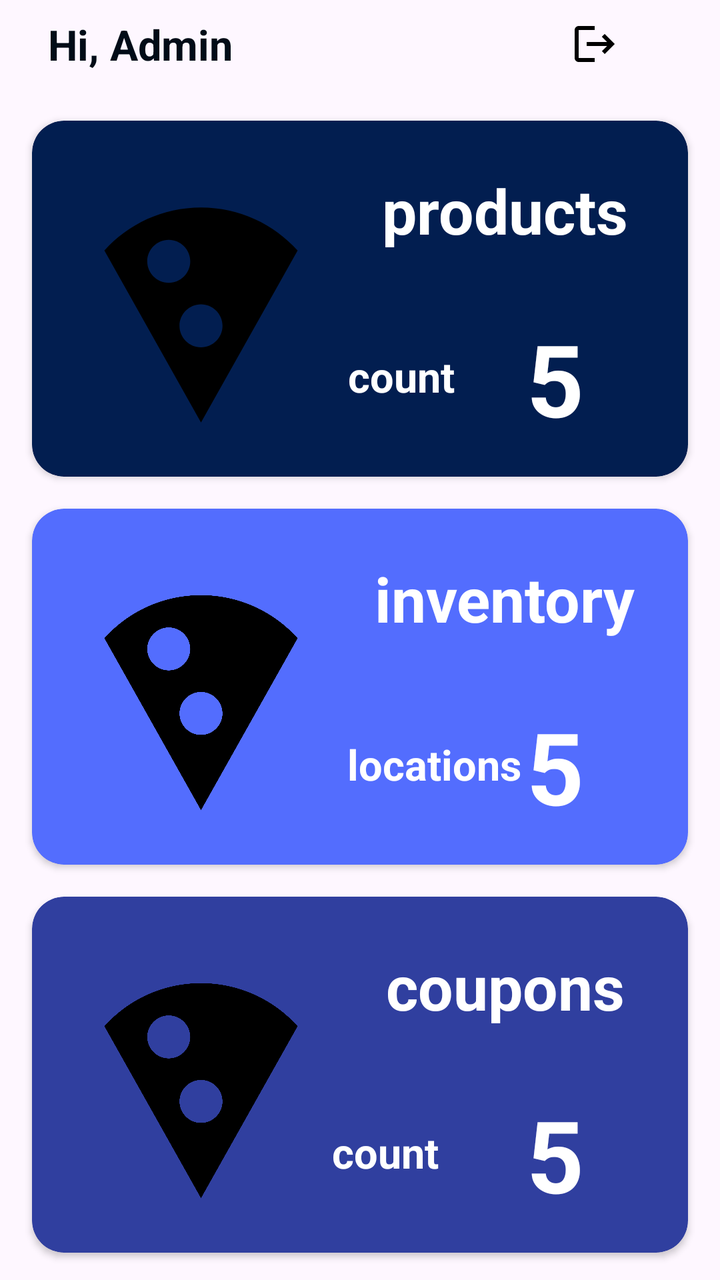
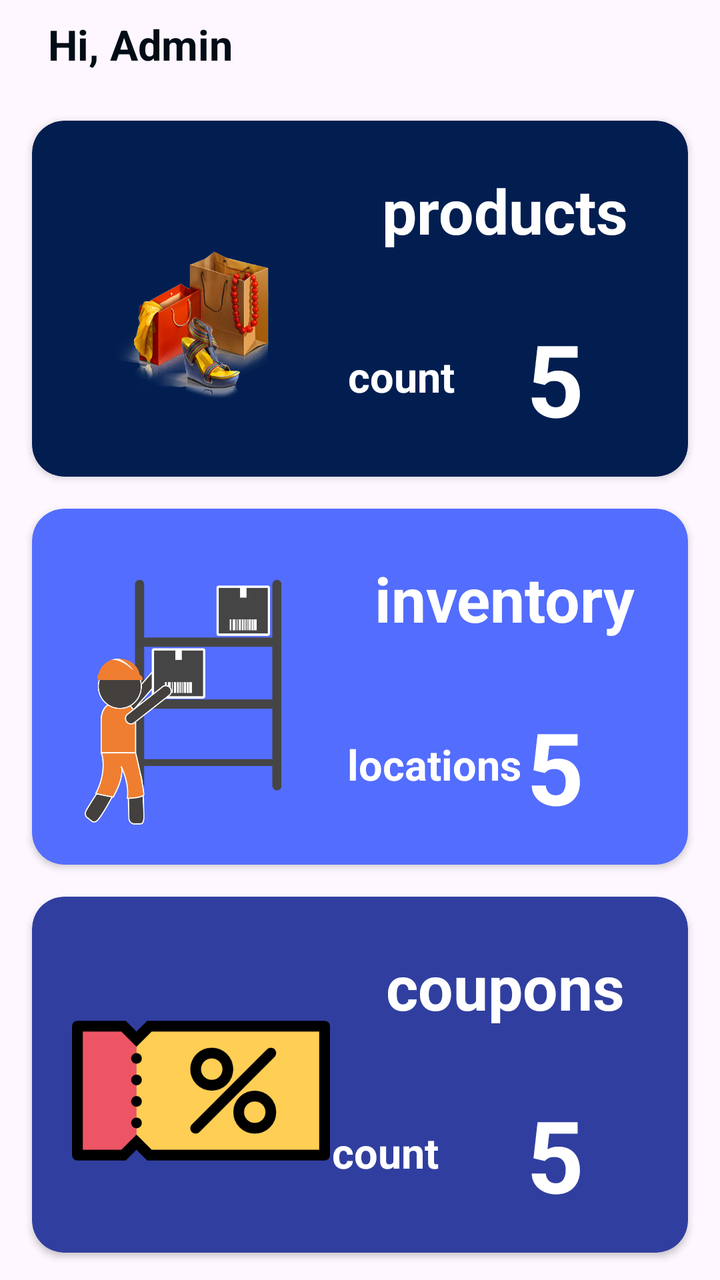

Screens rendered from an Android XML layout before and after an edit, with the pre-edit source and the edit as a unified diff.
<!-- AndroidManifest.xml: application theme Theme.EcommerceAdmin -->
<!-- res/layout/fragment_home.xml -->
<?xml version="1.0" encoding="utf-8"?>
<layout xmlns:android="http://schemas.android.com/apk/res/android"
    xmlns:tools="http://schemas.android.com/tools"
    xmlns:app="http://schemas.android.com/apk/res-auto">

    <data>

    </data>

    <androidx.constraintlayout.widget.ConstraintLayout
        android:layout_width="match_parent"
        android:layout_height="match_parent"
        tools:context=".ui.home.view.HomeFragment">
        <ImageButton
            android:id="@+id/logout"
            android:layout_width="wrap_content"
            android:layout_height="wrap_content"
            android:padding="10dp"
            android:src="@drawable/baseline_logout_24"
            android:background="@android:color/transparent"
            app:layout_constraintEnd_toEndOf="parent"
            app:layout_constraintHorizontal_bias="0.787"
            app:layout_constraintStart_toEndOf="@+id/hello_text"
            app:layout_constraintTop_toTopOf="@+id/hello_text"
            />


        <TextView
            android:id="@+id/hello_text"
            android:layout_width="wrap_content"
            android:layout_height="wrap_content"
            android:layout_marginStart="16dp"
            android:padding="8dp"
            android:text="Hi, Admin"
            android:textColor="@color/dark_blue"
            android:textSize="21sp"
            android:textStyle="bold"
            app:layout_constraintStart_toStartOf="parent"
            app:layout_constraintTop_toTopOf="parent" />
        <androidx.cardview.widget.CardView
            android:id="@+id/product_card"
            android:layout_width="match_parent"
            android:layout_height="wrap_content"
            android:layout_margin="16dp"
            android:backgroundTint="@color/blue"
            android:elevation="16dp"
            android:padding="4dp"
            app:layout_constraintEnd_toEndOf="parent"
            app:layout_constraintStart_toStartOf="parent"
            app:layout_constraintTop_toBottomOf="@+id/hello_text"
            app:cardCornerRadius="16dp">

            <androidx.constraintlayout.widget.ConstraintLayout
                android:layout_width="match_parent"
                android:layout_height="match_parent"
                android:padding="4dp">

                <TextView
                    android:id="@+id/product_title_home"
                    android:layout_width="wrap_content"
                    android:layout_height="wrap_content"
                    android:layout_marginTop="20dp"
                    android:text="products"
                    android:textColor="@color/white"
                    android:textSize="31sp"
                    android:textStyle="bold"
                    app:layout_constraintEnd_toEndOf="parent"
                    app:layout_constraintStart_toEndOf="@id/image_product"
                    app:layout_constraintTop_toTopOf="parent" />


                <TextView
                    android:id="@+id/count_text_home"
                    android:layout_width="wrap_content"
                    android:layout_height="wrap_content"
                    android:layout_marginEnd="24dp"
                    android:layout_marginBottom="32dp"
                    android:text="count"
                    android:textColor="@color/white"
                    android:textSize="21sp"
                    android:textStyle="bold"
                    app:layout_constraintBottom_toBottomOf="parent"
                    app:layout_constraintEnd_toStartOf="@+id/count_value" />

                <TextView
                    android:id="@+id/count_value"
                    android:layout_width="wrap_content"
                    android:layout_height="wrap_content"
                    android:layout_marginEnd="36dp"
                    android:padding="12dp"
                    android:text="5"
                    android:textColor="@color/white"
                    android:textSize="50sp"
                    android:textStyle="bold"
                    app:layout_constraintBottom_toBottomOf="parent"
                    app:layout_constraintEnd_toEndOf="parent" />

                <ImageView
                    android:id="@+id/image_product"
                    android:layout_width="129dp"
                    android:layout_height="154dp"
                    android:layout_margin="16dp"
                    android:contentDescription="products"
                    android:src="@drawable/baseline_local_pizza_24"
                    app:layout_constraintTop_toTopOf="parent"
                    app:layout_constraintStart_toStartOf="parent"
                    app:layout_constraintTop_toBottomOf="parent" />


            </androidx.constraintlayout.widget.ConstraintLayout>
        </androidx.cardview.widget.CardView>

        <ProgressBar
            android:id="@+id/progressBar"
            android:layout_width="wrap_content"
            android:layout_height="wrap_content"
            android:layout_gravity="center"
            app:layout_constraintTop_toTopOf="parent"
            app:layout_constraintBottom_toBottomOf="parent"
            app:layout_constraintStart_toStartOf="parent"
            app:layout_constraintEnd_toEndOf="parent"
            />


        <androidx.cardview.widget.CardView
            android:id="@+id/card_coupons"
            android:layout_width="match_parent"
            android:layout_height="wrap_content"
            android:layout_margin="16dp"
            android:backgroundTint="@color/blue2"
            android:elevation="16dp"
            android:padding="8dp"
            app:layout_constraintEnd_toEndOf="parent"
            app:layout_constraintStart_toStartOf="parent"
            app:layout_constraintTop_toBottomOf="@id/card_inventory"
            app:cardCornerRadius="16dp">

            <androidx.constraintlayout.widget.ConstraintLayout
                android:layout_width="match_parent"
                android:layout_height="match_parent"
                android:padding="4dp">

                <TextView
                    android:id="@+id/coupons_title_home"
                    android:layout_width="wrap_content"
                    android:layout_height="wrap_content"
                    android:layout_marginTop="20dp"
                    android:text="coupons"
                    android:textColor="@color/white"
                    android:textSize="31sp"
                    android:textStyle="bold"
                    app:layout_constraintEnd_toEndOf="parent"
                    app:layout_constraintStart_toEndOf="@id/image_coupons"
                    app:layout_constraintTop_toTopOf="parent" />


                <TextView
                    android:id="@+id/count_coupons_text_home"
                    android:layout_width="wrap_content"
                    android:layout_height="wrap_content"
                    android:layout_marginEnd="32dp"
                    android:layout_marginBottom="32dp"
                    android:text="count"
                    android:textColor="@color/white"
                    android:textSize="21sp"
                    android:textStyle="bold"
                    app:layout_constraintBottom_toBottomOf="parent"
                    app:layout_constraintEnd_toStartOf="@+id/count_coupons_value" />

                <TextView
                    android:id="@+id/count_coupons_value"
                    android:layout_width="wrap_content"
                    android:layout_height="wrap_content"
                    android:layout_marginEnd="36dp"
                    android:padding="12dp"
                    android:text="5"
                    android:textColor="@color/white"
                    android:textSize="50sp"
                    android:textStyle="bold"
                    app:layout_constraintBottom_toBottomOf="parent"
                    app:layout_constraintEnd_toEndOf="parent" />

                <ImageView
                    android:id="@+id/image_coupons"
                    android:layout_width="129dp"
                    android:layout_height="154dp"
                    android:layout_margin="16dp"
                    android:contentDescription="products"
                    android:src="@drawable/baseline_local_pizza_24"
                    app:layout_constraintTop_toTopOf="parent"
                    app:layout_constraintStart_toStartOf="parent"
                    app:layout_constraintTop_toBottomOf="parent" />



            </androidx.constraintlayout.widget.ConstraintLayout>
        </androidx.cardview.widget.CardView>



        <androidx.cardview.widget.CardView
            android:id="@+id/card_inventory"
            android:layout_width="match_parent"
            android:layout_height="wrap_content"
            android:layout_margin="16dp"
            android:backgroundTint="@color/light_blue"
            android:elevation="16dp"
            android:padding="8dp"
            app:layout_constraintEnd_toEndOf="parent"
            app:layout_constraintStart_toStartOf="parent"
            app:layout_constraintTop_toBottomOf="@id/product_card"
            app:cardCornerRadius="16dp">

            <androidx.constraintlayout.widget.ConstraintLayout
                android:layout_width="match_parent"
                android:layout_height="match_parent"
                android:padding="4dp">

                <TextView
                    android:id="@+id/inventory_title"
                    android:layout_width="wrap_content"
                    android:layout_height="wrap_content"
                    android:layout_marginTop="20dp"
                    android:text="inventory"
                    android:textColor="@color/white"
                    android:textSize="31sp"
                    android:textStyle="bold"
                    app:layout_constraintEnd_toEndOf="parent"
                    app:layout_constraintStart_toEndOf="@id/image_inventory"
                    app:layout_constraintTop_toTopOf="parent" />


                <TextView
                    android:id="@+id/count_inventory_text_home"
                    android:layout_width="wrap_content"
                    android:layout_height="wrap_content"
                    android:layout_marginStart="50dp"
                    android:layout_marginEnd="32dp"
                    android:layout_marginBottom="32dp"
                    android:text="locations"
                    android:textColor="@color/white"
                    android:textSize="21sp"
                    android:textStyle="bold"
                    app:layout_constraintBottom_toBottomOf="parent"
                    app:layout_constraintEnd_toStartOf="@+id/count_inventory_value"
                    app:layout_constraintStart_toEndOf="@+id/image_inventory" />

                <TextView
                    android:id="@+id/count_inventory_value"
                    android:layout_width="wrap_content"
                    android:layout_height="wrap_content"
                    android:layout_marginEnd="36dp"
                    android:padding="12dp"
                    android:text="5"
                    android:textColor="@color/white"
                    android:textSize="50sp"
                    android:textStyle="bold"
                    app:layout_constraintBottom_toBottomOf="parent"
                    app:layout_constraintEnd_toEndOf="parent" />

                <ImageView
                    android:id="@+id/image_inventory"
                    android:layout_width="129dp"
                    android:layout_height="154dp"
                    android:layout_margin="16dp"
                    android:contentDescription="products"
                    android:src="@drawable/baseline_local_pizza_24"
                    app:layout_constraintStart_toStartOf="parent"
                    app:layout_constraintTop_toBottomOf="parent"
                    app:layout_constraintTop_toTopOf="parent" />


            </androidx.constraintlayout.widget.ConstraintLayout>
        </androidx.cardview.widget.CardView>

    </androidx.constraintlayout.widget.ConstraintLayout>
</layout>
<!-- resources referenced by this layout -->
<resources>
  <color name="blue">#021E50</color>
  <color name="blue2">#303F9F</color>
  <color name="dark_blue">#010C17</color>
  <color name="light_blue">#536DFE</color>
  <color name="white">#FFFFFFFF</color>
  <!-- drawable baseline_local_pizza_24 (drawable) -->
  <vector xmlns:android="http://schemas.android.com/apk/res/android" android:height="24dp" android:tint="#000000" android:viewportHeight="24" android:viewportWidth="24" android:width="24dp">
        
      <path android:fillColor="@android:color/white" android:pathData="M12,2C8.43,2 5.23,3.54 3.01,6L12,22l8.99,-16C18.78,3.55 15.57,2 12,2zM7,7c0,-1.1 0.9,-2 2,-2s2,0.9 2,2 -0.9,2 -2,2 -2,-0.9 -2,-2zM12,15c-1.1,0 -2,-0.9 -2,-2s0.9,-2 2,-2 2,0.9 2,2 -0.9,2 -2,2z"/>
      
  </vector>
  <!-- drawable baseline_logout_24 (drawable) -->
  <vector xmlns:android="http://schemas.android.com/apk/res/android" android:autoMirrored="true" android:height="24dp" android:tint="#000000" android:viewportHeight="24" android:viewportWidth="24" android:width="24dp">
        
      <path android:fillColor="@android:color/white" android:pathData="M17,7l-1.41,1.41L18.17,11H8v2h10.17l-2.58,2.58L17,17l5,-5zM4,5h8V3H4c-1.1,0 -2,0.9 -2,2v14c0,1.1 0.9,2 2,2h8v-2H4V5z"/>
      
  </vector>
  <style name="Theme.EcommerceAdmin" parent="Base.Theme.EcommerceAdmin" />
  <style name="Base.Theme.EcommerceAdmin" parent="Theme.Material3.DayNight.NoActionBar">
          
          
  
  
          <item name="colorPrimary">@color/blue</item>
          <item name="colorSecondary">@color/light_blue</item>
  
          <item name="colorOnPrimaryContainer">@color/amper</item>
          <item name="colorOnSecondaryContainer">@color/blue</item>
          <item name="colorPrimaryVariant">@color/light_blue</item>
          <item name="colorOnPrimary">@color/black</item>
          <item name="colorSecondaryVariant">@color/blue2</item>
          <item name="colorOnSecondary">@color/light_blue</item>
          <item name="android:statusBarColor">@color/dark_blue</item>
      </style>
  <color name="amper">#FEB054</color>
  <color name="black">#FF000000</color>
</resources>

<!-- the commit's change to res/layout/fragment_home.xml (unified diff, before → after) -->
@@ -11,18 +11,6 @@
         android:layout_width="match_parent"
         android:layout_height="match_parent"
         tools:context=".ui.home.view.HomeFragment">
-        <ImageButton
-            android:id="@+id/logout"
-            android:layout_width="wrap_content"
-            android:layout_height="wrap_content"
-            android:padding="10dp"
-            android:src="@drawable/baseline_logout_24"
-            android:background="@android:color/transparent"
-            app:layout_constraintEnd_toEndOf="parent"
-            app:layout_constraintHorizontal_bias="0.787"
-            app:layout_constraintStart_toEndOf="@+id/hello_text"
-            app:layout_constraintTop_toTopOf="@+id/hello_text"
-            />
 
 
         <TextView
@@ -101,10 +89,10 @@
                     android:layout_height="154dp"
                     android:layout_margin="16dp"
                     android:contentDescription="products"
-                    android:src="@drawable/baseline_local_pizza_24"
-                    app:layout_constraintTop_toTopOf="parent"
+                    android:src="@drawable/products"
                     app:layout_constraintStart_toStartOf="parent"
-                    app:layout_constraintTop_toBottomOf="parent" />
+                    app:layout_constraintTop_toBottomOf="parent"
+                    app:layout_constraintTop_toTopOf="parent" />
 
 
             </androidx.constraintlayout.widget.ConstraintLayout>
@@ -186,10 +174,10 @@
                     android:layout_height="154dp"
                     android:layout_margin="16dp"
                     android:contentDescription="products"
-                    android:src="@drawable/baseline_local_pizza_24"
-                    app:layout_constraintTop_toTopOf="parent"
+                    android:src="@drawable/disco"
                     app:layout_constraintStart_toStartOf="parent"
-                    app:layout_constraintTop_toBottomOf="parent" />
+                    app:layout_constraintTop_toBottomOf="parent"
+                    app:layout_constraintTop_toTopOf="parent" />
 
 
 
@@ -264,7 +252,7 @@
                     android:layout_height="154dp"
                     android:layout_margin="16dp"
                     android:contentDescription="products"
-                    android:src="@drawable/baseline_local_pizza_24"
+                    android:src="@drawable/inventory"
                     app:layout_constraintStart_toStartOf="parent"
                     app:layout_constraintTop_toBottomOf="parent"
                     app:layout_constraintTop_toTopOf="parent" />
<!-- resource entries referenced after the edit -->
@@ -5,18 +5,9 @@
   <color name="dark_blue">#010C17</color>
   <color name="light_blue">#536DFE</color>
   <color name="white">#FFFFFFFF</color>
-  <!-- drawable baseline_local_pizza_24 (drawable) -->
-  <vector xmlns:android="http://schemas.android.com/apk/res/android" android:height="24dp" android:tint="#000000" android:viewportHeight="24" android:viewportWidth="24" android:width="24dp">
-        
-      <path android:fillColor="@android:color/white" android:pathData="M12,2C8.43,2 5.23,3.54 3.01,6L12,22l8.99,-16C18.78,3.55 15.57,2 12,2zM7,7c0,-1.1 0.9,-2 2,-2s2,0.9 2,2 -0.9,2 -2,2 -2,-0.9 -2,-2zM12,15c-1.1,0 -2,-0.9 -2,-2s0.9,-2 2,-2 2,0.9 2,2 -0.9,2 -2,2z"/>
-      
-  </vector>
-  <!-- drawable baseline_logout_24 (drawable) -->
-  <vector xmlns:android="http://schemas.android.com/apk/res/android" android:autoMirrored="true" android:height="24dp" android:tint="#000000" android:viewportHeight="24" android:viewportWidth="24" android:width="24dp">
-        
-      <path android:fillColor="@android:color/white" android:pathData="M17,7l-1.41,1.41L18.17,11H8v2h10.17l-2.58,2.58L17,17l5,-5zM4,5h8V3H4c-1.1,0 -2,0.9 -2,2v14c0,1.1 0.9,2 2,2h8v-2H4V5z"/>
-      
-  </vector>
+  <!-- drawable disco: png bitmap (drawable, 9685 bytes) -->
+  <!-- drawable inventory: png bitmap (drawable, 20173 bytes) -->
+  <!-- drawable products: png bitmap (drawable, 189233 bytes) -->
   <style name="Theme.EcommerceAdmin" parent="Base.Theme.EcommerceAdmin" />
   <style name="Base.Theme.EcommerceAdmin" parent="Theme.Material3.DayNight.NoActionBar">
           
